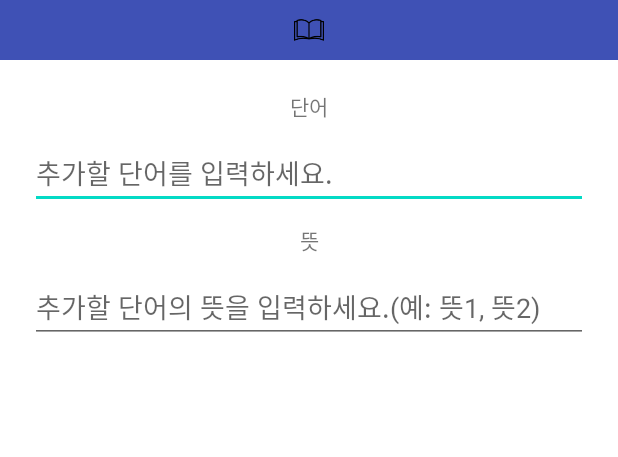
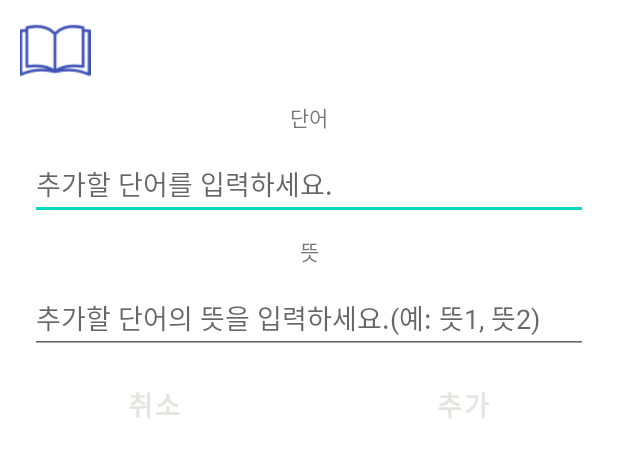
Before and after one commit to bigcarrot0722/Word_project, an Android app: the layout search_dialog.xml on its own in the app's theme, with its tools: preview values and no code run, on a phone screen of 412 x 824 dp. Shown: the top 457 px of the screen. Run offline under Robolectric (Android 15) with nearby library versions, the phone set to English and light mode, and no system bars.

Commit message:
latest file-(alertdialog ui finish)

```diff
--- a/app/build.gradle
+++ b/app/build.gradle
@@ -43,7 +43,7 @@ dependencies {
     implementation "org.jetbrains.kotlin:kotlin-stdlib:$kotlin_version"
     implementation 'androidx.core:core-ktx:1.3.2'
     implementation 'androidx.appcompat:appcompat:1.2.0'
-    implementation 'com.google.android.material:material:1.1.0'
+    implementation 'com.google.android.material:material:1.2.0-alpha05'
     implementation 'androidx.constraintlayout:constraintlayout:2.0.4'
     testImplementation 'junit:junit:4.+'
     androidTestImplementation 'androidx.test.ext:junit:1.1.2'
--- a/app/src/main/java/org/techtown/word_first/SearchFragment.kt
+++ b/app/src/main/java/org/techtown/word_first/SearchFragment.kt
@@ -1,6 +1,8 @@
 package org.techtown.word_first
 
+
 import android.app.AlertDialog
+import android.app.Dialog
 import android.content.Context
 import android.graphics.Color
 import android.graphics.drawable.ColorDrawable
@@ -9,7 +11,9 @@ import android.util.Log
 import android.view.*
 import android.webkit.WebView
 import android.webkit.WebViewClient
+import android.widget.Button
 import android.widget.EditText
+import android.widget.Toast
 import androidx.fragment.app.Fragment
 
 class SearchFragment: Fragment()  {
@@ -102,29 +106,32 @@ class SearchFragment: Fragment()  {
                 true
             }//homeNav가 선택 되면 다시 다음 사전으로 연결, 일종의 홈버튼과 같음
             else ->{
+                openWordDialog()
+                true
+            }//+버튼이 클릭되면 단어장에 추가되게 함
+        }
+
+    fun openWordDialog(){
         val builder: AlertDialog.Builder? = activity?.let {
             AlertDialog.Builder(it, R.style.CustomAlertDialog)
             //alertdialog를 R.style.CustomAlertDialog의 테마로 만듦.
         }
-                val dialogView = layoutInflater.inflate(R.layout.search_dialog,null)
+        val dialogView: View = layoutInflater.inflate(R.layout.search_dialog,null)
+
+        val dialog = builder?.setView(dialogView)?.show()
 
         val dialogWord = dialogView.findViewById<EditText>(R.id.dialog_word)
         val dialogMean = dialogView.findViewById<EditText>(R.id.dialog_mean)
+        val plusbtn = dialogView.findViewById<Button>(R.id.plus_button)
+        val calcelbtn = dialogView.findViewById<Button>(R.id.cancel_button)
 
-                builder?.setView(dialogView)
-                    ?.setPositiveButton("확인") { dialogInterface, i ->
-                        // 확인 버튼 클릭하면 받은 단어/뜻 DB로 보내기
+        plusbtn.setOnClickListener {
 
-                        /*mainTv.text = dialogText.text.toString()
-                        mainRb.rating = dialogRatingBar.rating
-                        확인일 때 main의 View의 값에 dialog View에 있는 값을 적용*/
         }
-                    ?.setNegativeButton("취소") { dialogInterface, i ->
-                        // 취소일 때 아무 액션이 없으므로 빈칸
+
+        calcelbtn.setOnClickListener {
+           dialog?.dismiss()
         }
-                    ?.show()
-                false
-            }//+버튼이 클릭되면 단어장에 추가되게 함
     }
 
 
--- /dev/null
+++ b/app/src/main/res/color/alertdialogbtn_selector_color.xml
@@ -0,0 +1,12 @@
+<?xml version="1.0" encoding="utf-8"?>
+<selector xmlns:android="http://schemas.android.com/apk/res/android">
+    <item
+        android:color="@color/main_blue"
+        android:state_pressed="true" />
+
+    <item android:color="@color/main_grey"
+        android:state_pressed="false"/>
+
+</selector>
+
+<!--alertdialog 클릭 여부에 따라 색상 바뀜 클릭시 main_blue로 아니면 main_grey-->
--- a/app/src/main/res/drawable/popup_background.xml
+++ b/app/src/main/res/drawable/popup_background.xml
@@ -1,7 +1,7 @@
 <?xml version="1.0" encoding="utf-8"?>
 <shape xmlns:android="http://schemas.android.com/apk/res/android">
     <solid android:color="#FFFFFF" />
-    <corners android:radius="32dp" />
+    <corners android:radius="12dp" />
 </shape>
 
-    <!--alertdialog를 둥글게 만드는..-->
+    <!--alertdialog의 배경을 둥글게 만드는..-->
--- a/app/src/main/res/layout/search_dialog.xml
+++ b/app/src/main/res/layout/search_dialog.xml
@@ -1,55 +1,114 @@
+<!--alertdialog 디자인 xml-->
 <?xml version="1.0" encoding="utf-8"?>
-<LinearLayout xmlns:android="http://schemas.android.com/apk/res/android"
+<androidx.constraintlayout.widget.ConstraintLayout
+    xmlns:android="http://schemas.android.com/apk/res/android"
     xmlns:app="http://schemas.android.com/apk/res-auto"
+    xmlns:tools="http://schemas.android.com/tools"
     android:layout_width="match_parent"
     android:layout_height="match_parent"
-    android:orientation="vertical">
+    android:background="@color/white">
 
 
     <ImageView
         android:id="@+id/imageView2"
-        android:layout_width="match_parent"
-        android:layout_height="40dp"
-        android:padding="10dp"
+        android:layout_width="53dp"
+        android:layout_height="47dp"
+        android:layout_marginStart="10dp"
+        android:layout_marginTop="10dp"
+        app:layout_constraintStart_toStartOf="parent"
+        app:layout_constraintTop_toTopOf="parent"
         app:srcCompat="@drawable/logo_alertdialog"
-        android:background="@color/main_blue"/>
+        app:tint="@color/main_blue" />
+
+<!--    <TextView-->
+<!--        android:id="@+id/textView4"-->
+<!--        android:layout_width="wrap_content"-->
+<!--        android:layout_height="wrap_content"-->
+<!--        android:layout_marginStart="8dp"-->
+<!--        android:layout_marginTop="18dp"-->
+<!--        android:text="단어 추가"-->
+<!--        android:textSize="25dp"-->
+<!--        android:textStyle="bold"-->
+<!--        android:textColor="#E8E3E3"-->
+<!--        app:layout_constraintStart_toEndOf="@+id/imageView2"-->
+<!--        app:layout_constraintTop_toTopOf="parent" />-->
+
 
     <TextView
-        android:layout_marginTop="20dp"
-        android:layout_width="match_parent"
+        android:id="@+id/textView2"
+        android:layout_width="wrap_content"
         android:layout_height="wrap_content"
+        android:layout_marginTop="10dp"
         android:text="단어"
-        android:textAlignment="center" />
+        app:layout_constraintEnd_toEndOf="parent"
+        app:layout_constraintStart_toStartOf="parent"
+        app:layout_constraintTop_toBottomOf="@+id/imageView2" />
 
     <EditText
         android:id="@+id/dialog_word"
         android:layout_width="match_parent"
         android:layout_height="wrap_content"
         android:layout_marginStart="20dp"
+        android:layout_marginTop="10dp"
         android:layout_marginEnd="20dp"
-        android:layout_marginBottom="10dp"
-        android:layout_marginTop="10dp"
         android:hint="추가할 단어를 입력하세요."
-        android:inputType="textPersonName" />
+        app:layout_constraintEnd_toEndOf="parent"
+        app:layout_constraintStart_toStartOf="parent"
+        app:layout_constraintTop_toBottomOf="@+id/textView2" />
 
     <TextView
-        android:layout_width="match_parent"
+        android:id="@+id/textView3"
+        android:layout_width="wrap_content"
         android:layout_height="wrap_content"
+        android:layout_marginTop="10dp"
         android:text="뜻"
-        android:textAlignment="center" />
+        app:layout_constraintEnd_toEndOf="parent"
+        app:layout_constraintStart_toStartOf="parent"
+        app:layout_constraintTop_toBottomOf="@+id/dialog_word" />
 
     <EditText
         android:id="@+id/dialog_mean"
         android:layout_width="match_parent"
         android:layout_height="wrap_content"
         android:layout_marginStart="20dp"
+        android:layout_marginTop="10dp"
         android:layout_marginEnd="20dp"
-        android:layout_marginBottom="10dp"
+        android:hint="추가할 단어의 뜻을 입력하세요.(예: 뜻1, 뜻2)"
+        app:layout_constraintEnd_toEndOf="parent"
+        app:layout_constraintStart_toStartOf="parent"
+        app:layout_constraintTop_toBottomOf="@+id/textView3" />
+
+    <LinearLayout
+        android:layout_width="match_parent"
+        android:layout_height="wrap_content"
         android:layout_marginTop="10dp"
-        android:hint="추가할 단어의 뜻을 입력하세요.(예: 뜻1, 뜻2)"
-        android:inputType="textPersonName"/>
+        android:orientation="horizontal"
+        app:layout_constraintTop_toBottomOf="@+id/dialog_mean">
+
+        <Button
+            android:id="@+id/cancel_button"
+            android:layout_width="wrap_content"
+            android:layout_height="wrap_content"
+            android:layout_weight="1"
+            style="@style/Widget.MaterialComponents.Button.TextButton"
+            android:text="취소"
+            android:textStyle="bold"
+            android:textColor="@color/alertdialogbtn_selector_color"
+            android:textSize="18dp" />
+
+        <Button
+            android:id="@+id/plus_button"
+            android:layout_width="wrap_content"
+            android:layout_height="wrap_content"
+            android:layout_weight="1"
+            style="@style/Widget.MaterialComponents.Button.TextButton"
+            android:text="추가"
+            android:textStyle="bold"
+            android:textColor="@color/alertdialogbtn_selector_color"
+            android:textSize="18dp" />
+
+    </LinearLayout>
 
 
 
-
-</LinearLayout>
+</androidx.constraintlayout.widget.ConstraintLayout>
--- a/app/src/main/res/values/colors.xml
+++ b/app/src/main/res/values/colors.xml
@@ -8,4 +8,6 @@
     <color name="black">#FF000000</color>
     <color name="white">#FFFFFFFF</color>
     <color name="main_blue">#3F51B5</color>
+    <color name="Transparent">#00000000</color>
+    <color name="main_grey">#E8E3E3</color>
 </resources>
--- a/app/src/main/res/values/style.xml
+++ b/app/src/main/res/values/style.xml
@@ -1,8 +1,18 @@
 <?xml version="1.0" encoding="utf-8"?>
 <resources>
-    <style name="CustomAlertDialog" parent="Theme.AppCompat.Dialog.Alert">
+
+
+    <style name="CustomAlertDialog" parent="Theme.AppCompat.Light.Dialog.Alert">
         <item name="android:windowBackground">@drawable/popup_background</item>
+        <item name="android:windowAnimationStyle">@style/animation</item>
     </style>
+
+    <style name="animation">
+        <item name="android:windowEnterAnimation">@android:anim/fade_in</item>
+        <item name="android:windowExitAnimation">@android:anim/fade_out</item>
+    </style>
+
+
 </resources>
 
-<!--alertdialog를 둥글게 만드는..-->
+<!--alertdialog를 설정하는 파일..-->
```
Lines whose indentation alone changed are shown as unchanged.
